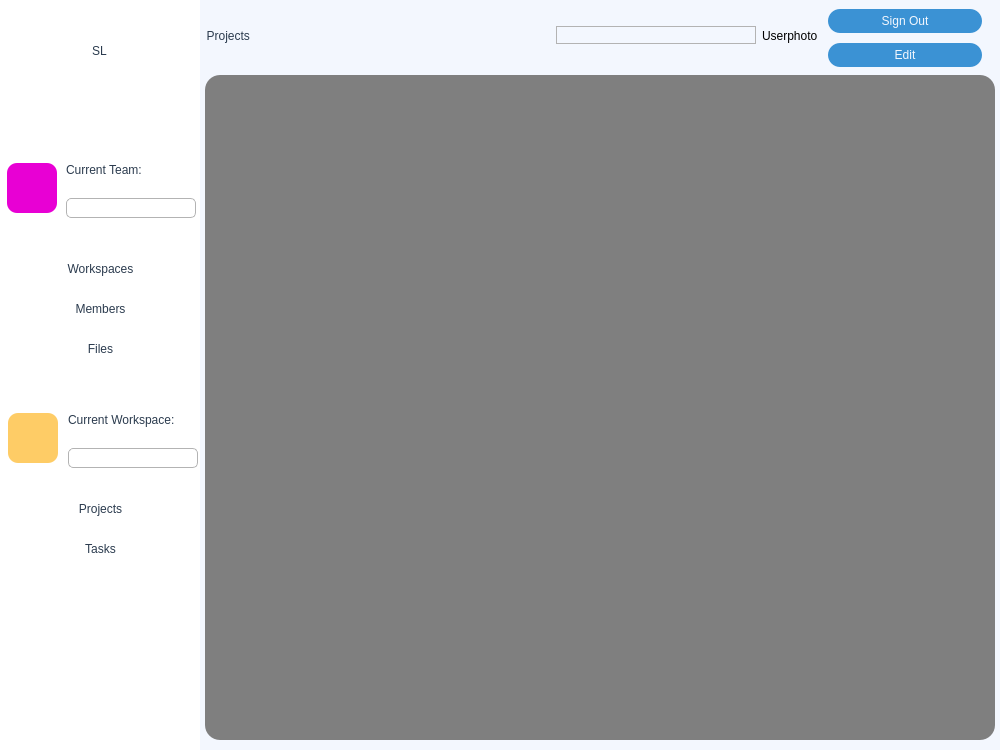
Above: uis/main_window.ui from pavdmit/sl before the change. Below: the same form after it.
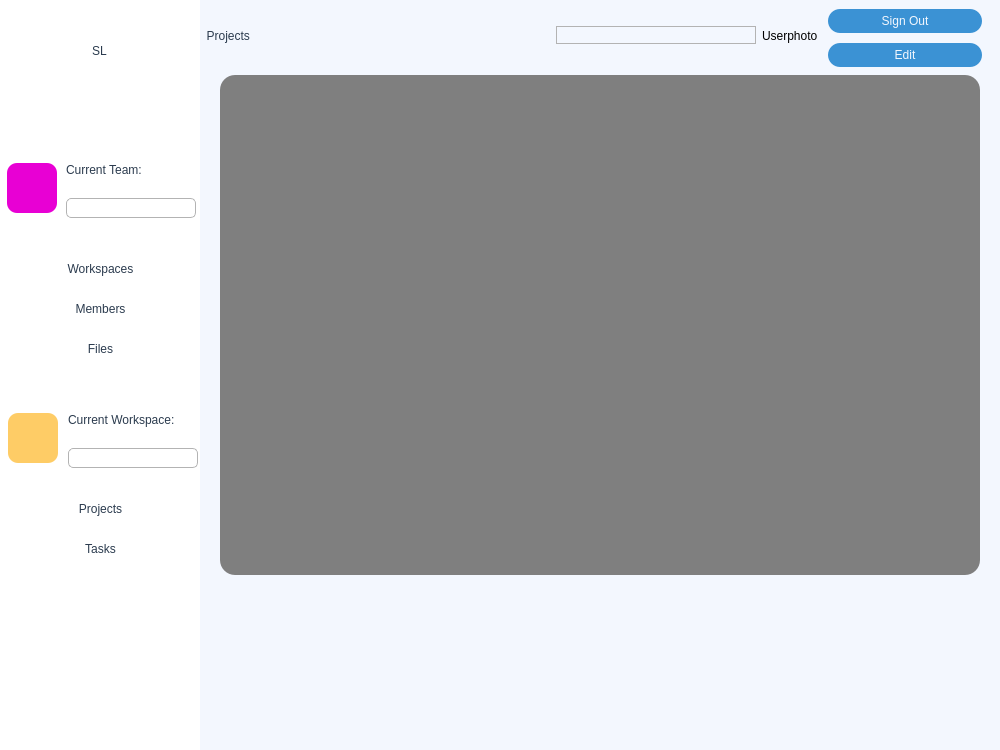
That is the form after the change. The open tabs and pages were chosen to show the change.

What changed in the file:
```diff
--- a/uis/main_window.ui
+++ b/uis/main_window.ui
@@ -1095,21 +1095,27 @@
         <widget class="QTableWidget" name="datasets_table">
          <property name="geometry">
           <rect>
-           <x>5</x>
+           <x>20</x>
            <y>75</y>
-           <width>790</width>
-           <height>665</height>
+           <width>760</width>
+           <height>500</height>
           </rect>
          </property>
          <property name="styleSheet">
           <string notr="true">background-color: rgb(127, 127, 127);
-font: 20pt &quot;Andale Mono&quot;;
-color:rgb(43,59,78);
-border-radius: 15px;</string>
+color: rgb(230, 230, 230);
+font: 17pt &quot;Andale Mono&quot;;
+border-radius: 15px;
+
+
+</string>
          </property>
          <property name="frameShape">
           <enum>QFrame::NoFrame</enum>
          </property>
+         <property name="showGrid">
+          <bool>false</bool>
+         </property>
          <property name="cornerButtonEnabled">
           <bool>false</bool>
          </property>
```
Left out of the diff: 17 changed lines with no effect on the pictures.
